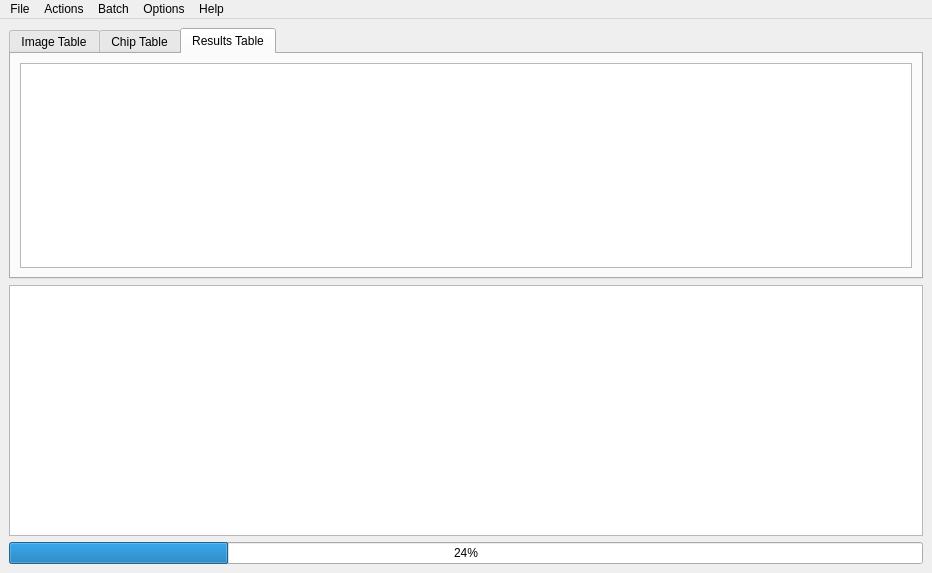
Before: the Qt Designer form _frontend/MainSkel.ui in Erotemic/hotspotter, drawn with Qt 5.
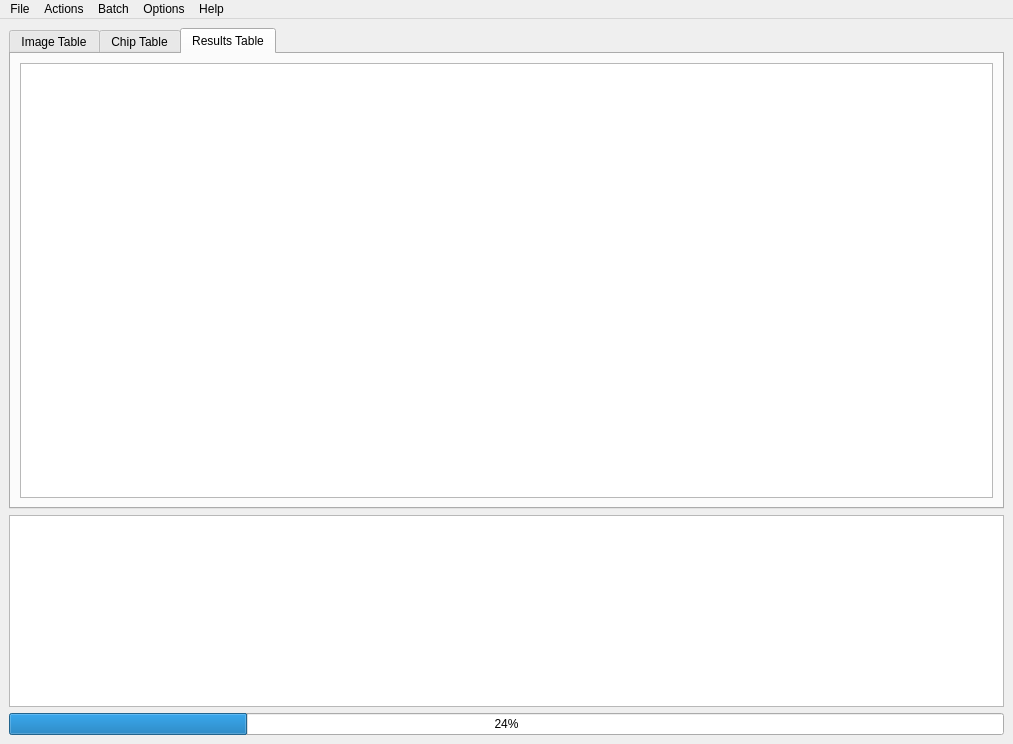
After: the same form once the commit is applied.

```diff
--- a/_frontend/MainSkel.ui
+++ b/_frontend/MainSkel.ui
@@ -6,8 +6,8 @@
    <rect>
     <x>0</x>
     <y>0</y>
-    <width>932</width>
-    <height>573</height>
+    <width>1013</width>
+    <height>744</height>
    </rect>
   </property>
   <property name="windowTitle">
@@ -18,22 +18,8 @@
     <item row="2" column="0">
      <layout class="QVBoxLayout" name="astat_vlayout">
       <item>
-       <layout class="QGridLayout" name="gridLayout">
-        <item row="2" column="0">
-         <widget class="QProgressBar" name="progressBar">
-          <property name="value">
-           <number>24</number>
-          </property>
-         </widget>
-        </item>
-        <item row="1" column="0">
-         <widget class="QTextEdit" name="outputEdit">
-          <property name="acceptRichText">
-           <bool>true</bool>
-          </property>
-         </widget>
-        </item>
-        <item row="0" column="0">
+       <layout class="QVBoxLayout" name="verticalLayout_8">
+        <item>
          <widget class="QTabWidget" name="tablesTabWidget">
           <property name="sizePolicy">
            <sizepolicy hsizetype="Expanding" vsizetype="Expanding">
@@ -106,6 +92,26 @@
           </widget>
          </widget>
         </item>
+        <item>
+         <widget class="QTextEdit" name="outputEdit">
+          <property name="sizePolicy">
+           <sizepolicy hsizetype="Minimum" vsizetype="Minimum">
+            <horstretch>0</horstretch>
+            <verstretch>0</verstretch>
+           </sizepolicy>
+          </property>
+          <property name="acceptRichText">
+           <bool>true</bool>
+          </property>
+         </widget>
+        </item>
+        <item>
+         <widget class="QProgressBar" name="progressBar">
+          <property name="value">
+           <number>24</number>
+          </property>
+         </widget>
+        </item>
        </layout>
       </item>
      </layout>
@@ -117,7 +123,7 @@
     <rect>
      <x>0</x>
      <y>0</y>
-     <width>932</width>
+     <width>1013</width>
      <height>21</height>
     </rect>
    </property>
```
